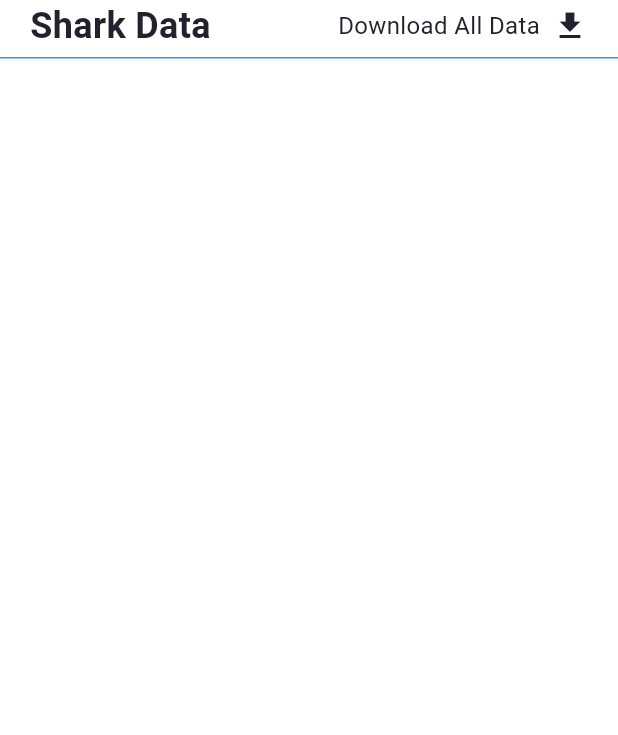
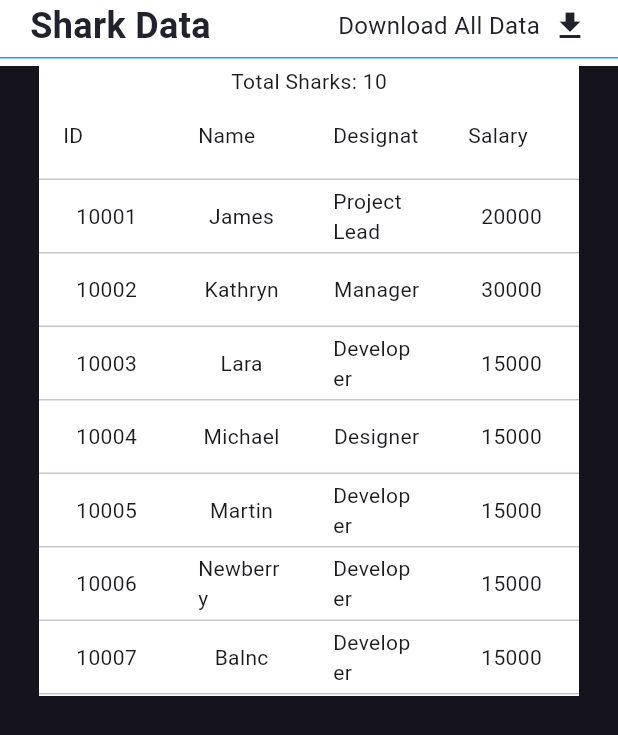
Before and after one commit to mainul99m/bel-dashboard, a Flutter app: the SharkDataScreen widget shown alone on an empty page, opened directly, after a tap on "Download All Data", on a phone screen of 412 x 824 dp. Shown: the top 735 px of the screen. Run offline on Flutter 3.47's test engine with Material 3 defaults, Android fonts, the light colour scheme and no system bars; drawn by our look-alikes of syncfusion_flutter_datagrid; our stand-ins replace flutter_svg, get, lottie, shared_preferences; accounts and stored records are empty; network calls fail.

Commit message:
Add shark api

```diff
--- a/lib/controllers/shark_data_controller.dart
+++ b/lib/controllers/shark_data_controller.dart
@@ -1,11 +1,94 @@
+import 'package:bel_dashboard/models/shark_data_model.dart';
+import 'package:bel_dashboard/services/remote_service.dart';
 import 'package:get/get.dart';
+import 'package:syncfusion_flutter_datagrid/datagrid.dart';
+import 'package:flutter/material.dart';
 
 class SharkDataController extends GetxController {
+
+  var count = 0.obs;
+
+  List<Employee> employees = <Employee>[];
+
+  late EmployeeDataSource employeeDataSource;
+
+
 
   @override
   void onInit() {
     super.onInit();
+    employeeDataSource = EmployeeDataSource(employees: employees);
+    getData();
+
     print("SharkDataController Initiated");
+
   }
 
+  Future<void> getData() async {
+    SharkDataModel? data = await RemoteService.getSharks();
+    print(data);
+    await Future.delayed(Duration(seconds: 2));
+    employees = getEmployees();
+    employeeDataSource = EmployeeDataSource(employees: employees);
+    count.value = employees.length;
+  }
+
+
+  List<Employee> getEmployees() {
+    return[
+      Employee(10001, 'James', 'Project Lead', 20000),
+      Employee(10002, 'Kathryn', 'Manager', 30000),
+      Employee(10003, 'Lara', 'Developer', 15000),
+      Employee(10004, 'Michael', 'Designer', 15000),
+      Employee(10005, 'Martin', 'Developer', 15000),
+      Employee(10006, 'Newberry', 'Developer', 15000),
+      Employee(10007, 'Balnc', 'Developer', 15000),
+      Employee(10008, 'Perry', 'Developer', 15000),
+      Employee(10009, 'Gable', 'Developer', 15000),
+      Employee(10010, 'Grimes', 'Developer', 15000)
+    ];
+  }
+
+
+
 }
+
+class Employee {
+  Employee(this.id, this.name, this.designation, this.salary);
+  final int id;
+  final String name;
+  final String designation;
+  final int salary;
+}
+
+class EmployeeDataSource extends DataGridSource{
+
+  EmployeeDataSource({required List<Employee> employees}){
+    _employees = employees.map<DataGridRow>((employee){
+      return DataGridRow(cells: [
+        DataGridCell<int>(columnName: 'id', value: employee.id),
+        DataGridCell<String>(columnName: 'name', value: employee.name),
+        DataGridCell<String>(columnName: 'designation', value: employee.designation),
+        DataGridCell<int>(columnName: 'salary', value: employee.salary),
+      ]);
+    }).toList();
+  }
+
+  List <DataGridRow> _employees = [];
+
+  @override
+  List<DataGridRow> get rows => _employees;
+
+  @override
+  DataGridRowAdapter? buildRow(DataGridRow row){
+    return DataGridRowAdapter(
+      cells: row.getCells().map<Widget>((dataGridCell){
+        return Container(
+          alignment: Alignment.center,
+          padding: EdgeInsets.symmetric(horizontal: 16.0),
+          child: Text(dataGridCell.value.toString()),
+        );
+      }).toList(),
+    );
+  }
+}
--- /dev/null
+++ b/lib/models/additional_info_model.dart
@@ -0,0 +1,49 @@
+import 'dart:convert';
+
+AdditionalInfoModel additionalInfoModelFromJson(String str) => AdditionalInfoModel.fromJson(json.decode(str));
+
+String additionalInfoModelToJson(AdditionalInfoModel data) => json.encode(data.toJson());
+
+class AdditionalInfoModel {
+  String gearCoughtWith;
+  double? meshSize;
+  String boatType;
+  String catchLocation;
+  String boughtBy;
+  String purpose;
+  double? pricePerKg;
+  int totalOfThisSpecies;
+
+  AdditionalInfoModel({
+    required this.gearCoughtWith,
+    this.meshSize,
+    required this.boatType,
+    required this.catchLocation,
+    required this.boughtBy,
+    required this.purpose,
+    this.pricePerKg,
+    required this.totalOfThisSpecies,
+  });
+
+  factory AdditionalInfoModel.fromJson(Map<String, dynamic> json) => AdditionalInfoModel(
+    gearCoughtWith: json["gear_cought_with"],
+    meshSize: json["mesh_size"],
+    boatType: json["boat_type"],
+    catchLocation: json["catch_location"],
+    boughtBy: json["bought_by"],
+    purpose: json["purpose"],
+    pricePerKg: json["price_per_kg"],
+    totalOfThisSpecies: json["total_of_this_species"],
+  );
+
+  Map<String, dynamic> toJson() => {
+    "gear_cought_with": gearCoughtWith,
+    "mesh_size": meshSize,
+    "boat_type": boatType,
+    "catch_location": catchLocation,
+    "bought_by": boughtBy,
+    "purpose": purpose,
+    "price_per_kg": pricePerKg,
+    "total_of_this_species": totalOfThisSpecies,
+  };
+}
--- /dev/null
+++ b/lib/models/image_model.dart
@@ -0,0 +1,37 @@
+import 'dart:convert';
+
+ImageModel imageModelFromJson(String str) => ImageModel.fromJson(json.decode(str));
+
+String imageModelToJson(ImageModel data) => json.encode(data.toJson());
+
+class ImageModel {
+  List<String> dorsalView;
+  List<String> ventralView;
+  List<String> lateralView;
+  List<String> teethView;
+  String id;
+
+  ImageModel({
+    required this.dorsalView,
+    required this.ventralView,
+    required this.lateralView,
+    required this.teethView,
+    required this.id,
+  });
+
+  factory ImageModel.fromJson(Map<String, dynamic> json) => ImageModel(
+    dorsalView: List<String>.from(json["dorsal_view"].map((x) => x)),
+    ventralView: List<String>.from(json["ventral_view"].map((x) => x)),
+    lateralView: List<String>.from(json["lateral_view"].map((x) => x)),
+    teethView: List<String>.from(json["teeth_view"].map((x) => x)),
+    id: json["_id"],
+  );
+
+  Map<String, dynamic> toJson() => {
+    "dorsal_view": List<dynamic>.from(dorsalView.map((x) => x)),
+    "ventral_view": List<dynamic>.from(ventralView.map((x) => x)),
+    "lateral_view": List<dynamic>.from(lateralView.map((x) => x)),
+    "teeth_view": List<dynamic>.from(teethView.map((x) => x)),
+    "_id": id,
+  };
+}
--- /dev/null
+++ b/lib/models/shark_data_model.dart
@@ -0,0 +1,61 @@
+import 'dart:convert';
+
+import 'package:bel_dashboard/models/shark_model.dart';
+
+SharkDataModel sharkDataModelFromJson(String str) => SharkDataModel.fromJson(json.decode(str));
+
+String sharkDataModelToJson(SharkDataModel data) => json.encode(data.toJson());
+
+class SharkDataModel {
+  String status;
+  String? message;
+  int? results;
+  int? total;
+  int? pages;
+  int? currentPage;
+  Data? data;
+
+  SharkDataModel({
+    required this.status,
+    this.message,
+    this.results,
+    this.total,
+    this.pages,
+    this.currentPage,
+    this.data,
+  });
+
+  factory SharkDataModel.fromJson(Map<String, dynamic> json) => SharkDataModel(
+    status: json["status"],
+    results: json["results"],
+    total: json["total"],
+    pages: json["pages"],
+    currentPage: json["currentPage"],
+    data: Data.fromJson(json["data"]),
+  );
+
+  Map<String, dynamic> toJson() => {
+    "status": status,
+    "results": results,
+    "total": total,
+    "pages": pages,
+    "currentPage": currentPage,
+    "data": data?.toJson(),
+  };
+}
+
+class Data {
+  List<SharkModel> sharks;
+
+  Data({
+    required this.sharks,
+  });
+
+  factory Data.fromJson(Map<String, dynamic> json) => Data(
+    sharks: List<SharkModel>.from(json["sharks"].map((x) => SharkModel.fromJson(x))),
+  );
+
+  Map<String, dynamic> toJson() => {
+    "sharks": List<dynamic>.from(sharks.map((x) => x.toJson())),
+  };
+}
--- /dev/null
+++ b/lib/models/shark_model.dart
@@ -0,0 +1,79 @@
+import 'dart:convert';
+import 'additional_info_model.dart';
+import 'image_model.dart';
+
+SharkModel sharkModelFromJson(String str) => SharkModel.fromJson(json.decode(str));
+
+String sharkModelToJson(SharkModel data) => json.encode(data.toJson());
+
+class SharkModel {
+  String species;
+  double? totalLength;
+  double? forkLength;
+  double? dorsalFinLength;
+  String lifeStage;
+  String gender;
+  double? clasperLength;
+  bool? clasperIsHard;
+  bool? pregnant;
+  int? numberOfPups;
+  String? dataCollector;
+  List<double> location;
+  ImageModel images;
+  AdditionalInfoModel? additionalInfo;
+  DateTime collectedAt;
+
+  SharkModel({
+    required this.species,
+    this.totalLength,
+    this.forkLength,
+    this.dorsalFinLength,
+    required this.lifeStage,
+    required this.gender,
+    this.clasperLength,
+    this.clasperIsHard,
+    this.pregnant,
+    this.numberOfPups,
+    this.dataCollector,
+    required this.location,
+    required this.images,
+    this.additionalInfo,
+    required this.collectedAt,
+  });
+
+  factory SharkModel.fromJson(Map<String, dynamic> json) => SharkModel(
+    species: json["species"],
+    totalLength: json["total_length"],
+    forkLength: json["fork_length"],
+    dorsalFinLength: json["dorsal_fin_length"],
+    lifeStage: json["life_stage"],
+    gender: json["gender"],
+    clasperLength: json["clasper_length"],
+    clasperIsHard: json["clasper_isHard"],
+    pregnant: json["pregnant"],
+    numberOfPups: json["number_of_pups"],
+    dataCollector: json["dataCollector"],
+    location: List<double>.from(json["location"].map((x) => x?.toDouble())),
+    images: ImageModel.fromJson(json["images"]),
+    additionalInfo: AdditionalInfoModel.fromJson(json["additionalInfo"]),
+    collectedAt: DateTime.parse(json["collectedAt"]),
+  );
+
+  Map<String, dynamic> toJson() => {
+    "species": species,
+    "total_length": totalLength,
+    "fork_length": forkLength,
+    "dorsal_fin_length": dorsalFinLength,
+    "life_stage": lifeStage,
+    "gender": gender,
+    "clasper_length": clasperLength,
+    "clasper_isHard": clasperIsHard,
+    "pregnant": pregnant,
+    "number_of_pups": numberOfPups,
+    "dataCollector": dataCollector,
+    "location": List<dynamic>.from(location.map((x) => x)),
+    "images": images.toJson(),
+    "additionalInfo": additionalInfo?.toJson(),
+    "collectedAt": collectedAt.toIso8601String(),
+  };
+}
--- a/lib/screens/shark_data_screen.dart
+++ b/lib/screens/shark_data_screen.dart
@@ -2,6 +2,7 @@ import 'package:bel_dashboard/constant/constant.dart';
 import 'package:bel_dashboard/controllers/shark_data_controller.dart';
 import 'package:flutter/material.dart';
 import 'package:get/get.dart';
+import 'package:syncfusion_flutter_datagrid/datagrid.dart';
 
 class SharkDataScreen extends StatelessWidget {
   final SharkDataController controller = Get.put(SharkDataController());
@@ -20,15 +21,65 @@ class SharkDataScreen extends StatelessWidget {
                 child: pageHeading("Shark Data"),
               ),
             ),
-            Expanded(
-              flex: 10,
-              child: Container(
-                color: secondaryColor,
-              ),
+            Container(
+              color: secondaryColor,
+              child: dataViewer(),
             ),
           ],
         ),
       ),
+    );
+  }
+
+  Widget dataViewer(){
+    return Container(
+        child: Column(
+          crossAxisAlignment: CrossAxisAlignment.center,
+          mainAxisAlignment: MainAxisAlignment.center,
+          children: [
+            Obx(()=>Text('Total Sharks: ${controller.count}')),
+
+            Obx(()=>Visibility(
+              visible: controller.count > 0,
+              child: SizedBox(
+                height: 400,
+                child: SfDataGrid(
+                  source: controller.employeeDataSource,
+                  columns: <GridColumn>[
+                    GridColumn(
+                      columnName: 'id',
+                      label: Container(
+                        padding: EdgeInsets.all(16.0),
+                        child: Text('ID'),
+                      )
+                    ),
+                    GridColumn(
+                        columnName: 'name',
+                        label: Container(
+                          padding: EdgeInsets.all(16.0),
+                          child: Text('Name jlasdfsa r'),
+                        )
+                    ),
+                    GridColumn(
+                        columnName: 'designation',
+                        label: Container(
+                          padding: EdgeInsets.all(16.0),
+                          child: Text('Designation'),
+                        )
+                    ),
+                    GridColumn(
+                        columnName: 'salary',
+                        label: Container(
+                          padding: EdgeInsets.all(16.0),
+                          child: Text('Salary'),
+                        )
+                    ),
+                  ]
+                ),
+              ),)
+            )
+          ],
+        )
     );
   }
 
--- a/lib/screens/splash_screen.dart
+++ b/lib/screens/splash_screen.dart
@@ -2,7 +2,6 @@ import 'package:bel_dashboard/controllers/splash_screen_controller.dart';
 import 'package:flutter/material.dart';
 import 'package:get/get.dart';
 import 'package:lottie/lottie.dart';
-
 class SplashScreen extends StatelessWidget {
   final SplashScreenController controller = Get.put(SplashScreenController());
 
--- a/lib/services/remote_service.dart
+++ b/lib/services/remote_service.dart
@@ -2,9 +2,14 @@ import 'dart:async';
 import 'dart:convert';
 import 'dart:io';
 
+import 'package:bel_dashboard/controllers/shark_data_controller.dart';
+import 'package:bel_dashboard/main.dart';
 import 'package:bel_dashboard/models/login_response_model.dart';
+import 'package:bel_dashboard/models/shark_data_model.dart';
 import 'package:bel_dashboard/utils/api_endpoint.dart';
 import 'package:http/http.dart' as http;
+
+import '../constant/shared_prefs_constants.dart';
 
 class RemoteService {
   static Future<LoginResponseModel?> login(String phoneNumber, String password) async {
@@ -43,4 +48,43 @@ class RemoteService {
       print(e);
     }
   }
+
+
+  static Future<SharkDataModel?> getSharks() async {
+    final url = ApiEndpoint.baseUrl + ApiEndpoint.get.shark;
+    print(url);
+
+    final token = prefs.getString(SharedPrefsConstants.TOKEN);
+
+    try {
+      final response = await http.get(
+        Uri.parse(url),
+        headers: {
+          'Content-Type': 'application/json',
+          'Access-Control-Allow-Origin': '*',
+          'Access-Control-Allow-Credentials': 'true',
+          'Access-Control-Allow-Headers': 'Content-Type',
+          'Connection': 'keep-alive',
+          'Accept': '*/*',
+          'Authorization' : 'Bearer $token'
+        },
+      );
+
+      print(response.statusCode);
+
+      if (response.statusCode == 200) {
+        return sharkDataModelFromJson(response.body);
+      } else {
+        return null;
+      }
+    } on SocketException{
+      print('No Internet Connection');
+    } on TimeoutException {
+      print('Request Timed Out');
+    } on http.ClientException {
+      print('Client Exception');
+    } catch (e) {
+      print(e);
+    }
+  }
 }
--- a/lib/utils/api_endpoint.dart
+++ b/lib/utils/api_endpoint.dart
@@ -3,13 +3,14 @@ class ApiEndpoint {
   static final String imageUrl = 'https://images.bengalelasmolab.org/';
 
   static final _AuthEndpoint auth = _AuthEndpoint();
+  static final _GetDataEndpoint get = _GetDataEndpoint();
 }
 
 class _AuthEndpoint {
   final String login = "users/login";
 }
 
-class _DataEndpoint {
+class _GetDataEndpoint {
   final String shark = "sharks";
   final String ray = "rays";
   final String guitar = "guitars";
```
